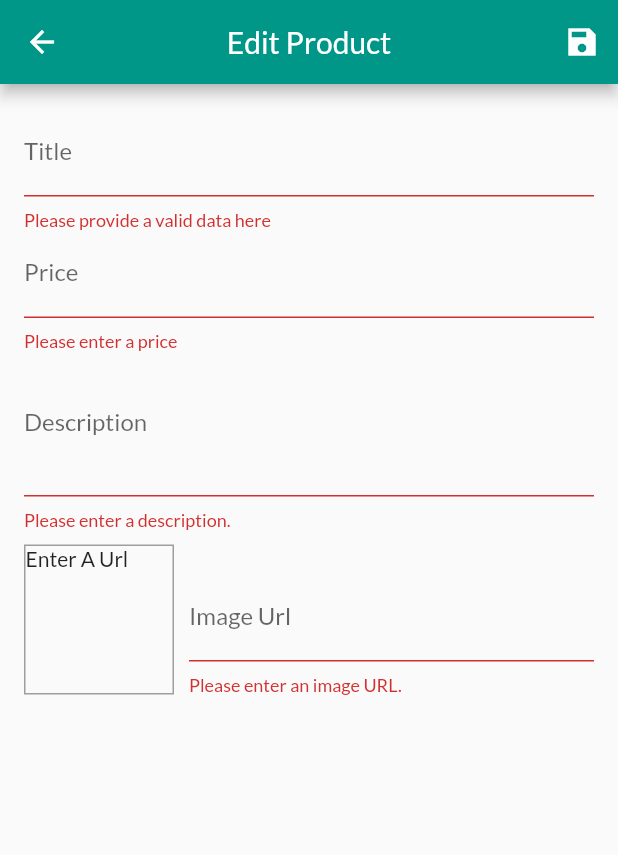
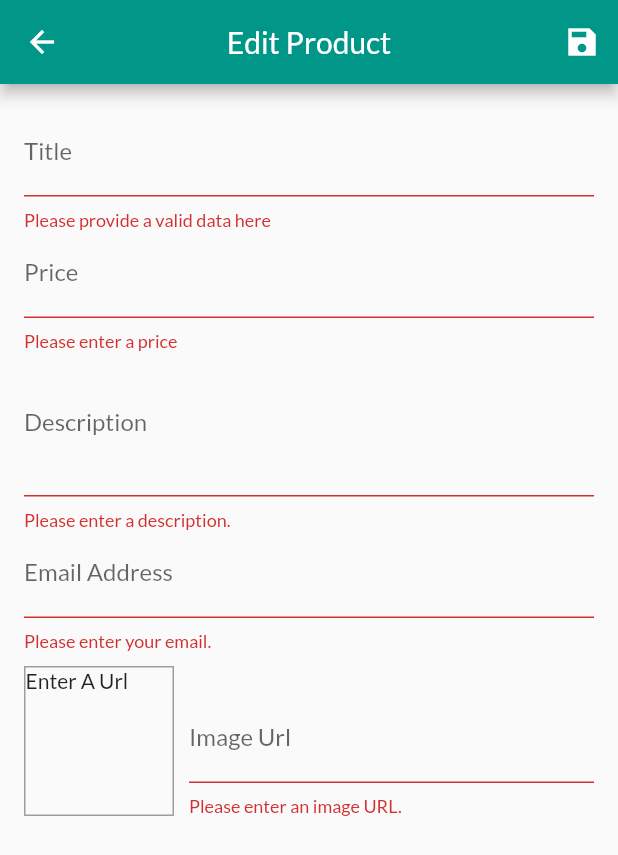
Before and after one commit to AbdelrahmanEhab20/Shop-App-With-Flutter, a Flutter app: the EditUserProductScreen screen opened by its route, after a tap on the "save" icon, on a phone screen of 412 x 824 dp. Shown: the top 855 px of the screen. Run offline on Flutter 3.47's test engine with Material 2 defaults, Android fonts, the phone set to English and light mode, and no system bars; network calls fail.

```diff
--- a/lib/main.dart
+++ b/lib/main.dart
@@ -28,6 +28,7 @@ class MyApp extends StatelessWidget {
     /******************************************************************************* */
     return MultiProvider(
       providers: [
+
         // Provider---> ProductClass Provider
         ChangeNotifierProvider(
             // crate inside it's builder method with context help
--- a/lib/providers/products_provider.dart
+++ b/lib/providers/products_provider.dart
@@ -1,4 +1,8 @@
+import 'dart:io';
+
 import 'package:flutter/material.dart';
+import 'package:http/http.dart' as http;
+import 'dart:convert';
 import 'product.dart';
 
 //A class that can be extended or mixed in that provides
@@ -8,75 +12,75 @@ import 'product.dart';
 class ProductsProvider with ChangeNotifier {
   // list not final because it will be changeable
   List<Product> _items = [
-    Product(
-      id: 'p1',
-      title: 'Red Shirt',
-      description: 'A red shirt - it is pretty red!',
-      price: 29.99,
-      imageUrl:
-          'https://cdn.pixabay.com/photo/2016/10/02/22/17/red-t-shirt-1710578_1280.jpg',
-    ),
-    Product(
-      id: 'p2',
-      title: 'Trousers',
-      description: 'A nice pair of trousers.',
-      price: 59.99,
-      imageUrl:
-          'https://upload.wikimedia.org/wikipedia/commons/thumb/e/e8/Trousers%2C_dress_%28AM_1960.022-8%29.jpg/512px-Trousers%2C_dress_%28AM_1960.022-8%29.jpg',
-    ),
-    Product(
-      id: 'p3',
-      title: 'Yellow Scarf',
-      description: 'Warm and cozy - exactly what you need for the winter.',
-      price: 19.99,
-      imageUrl:
-          'https://live.staticflickr.com/4043/4438260868_cc79b3369d_z.jpg',
-    ),
-    Product(
-      id: 'p4',
-      title: 'A Pan',
-      description: 'Prepare any meal you want.',
-      price: 49.99,
-      imageUrl:
-          'https://upload.wikimedia.org/wikipedia/commons/thumb/1/14/Cast-Iron-Pan.jpg/1024px-Cast-Iron-Pan.jpg',
-    ),
-    Product(
-      id: 'p5',
-      title: 'Taasa',
-      description: 'Prepare any meal you want.',
-      price: 80.50,
-      imageUrl:
-          'https://images-na.ssl-images-amazon.com/images/I/31jLiaqeNdL.__AC_SY300_SX300_QL70_ML2_.jpg',
-    ),
-    Product(
-      id: 'p6',
-      title: 'Taarha Safraa',
-      description: 'Warm and cozy - exactly what you need for the winter.',
-      price: 30.50,
-      imageUrl: 'https://m.media-amazon.com/images/I/31Ffs5O9sQL._AC_.jpg',
-    ),
-    Product(
-      id: 'p7',
-      title: 'Red Te-Shirt ',
-      description: 'A red shirt - it is pretty red!',
-      price: 40.50,
-      imageUrl:
-          'https://m.media-amazon.com/images/I/71b+8uvjlcL._AC_SX679_.jpg',
-    ),
-    Product(
-      id: 'p8',
-      title: 'Pantaloon',
-      description: 'A nice pair of trousers.',
-      price: 59.99,
-      imageUrl:
-          'https://m.media-amazon.com/images/I/91gNRIwB-jL._AC_SY445_.jpg',
-    ),
+    //   Product(
+    //     id: 'p1',
+    //     title: 'Red Shirt',
+    //     description: 'A red shirt - it is pretty red!',
+    //     price: 29.99,
+    //     imageUrl:
+    //         'https://cdn.pixabay.com/photo/2016/10/02/22/17/red-t-shirt-1710578_1280.jpg',
+    //   ),
+    //   Product(
+    //     id: 'p2',
+    //     title: 'Trousers',
+    //     description: 'A nice pair of trousers.',
+    //     price: 59.99,
+    //     imageUrl:
+    //         'https://upload.wikimedia.org/wikipedia/commons/thumb/e/e8/Trousers%2C_dress_%28AM_1960.022-8%29.jpg/512px-Trousers%2C_dress_%28AM_1960.022-8%29.jpg',
+    //   ),
+    //   Product(
+    //     id: 'p3',
+    //     title: 'Yellow Scarf',
+    //     description: 'Warm and cozy - exactly what you need for the winter.',
+    //     price: 19.99,
+    //     imageUrl:
+    //         'https://live.staticflickr.com/4043/4438260868_cc79b3369d_z.jpg',
+    //   ),
+    //   Product(
+    //     id: 'p4',
+    //     title: 'A Pan',
+    //     description: 'Prepare any meal you want.',
+    //     price: 49.99,
+    //     imageUrl:
+    //         'https://upload.wikimedia.org/wikipedia/commons/thumb/1/14/Cast-Iron-Pan.jpg/1024px-Cast-Iron-Pan.jpg',
+    //   ),
+    //   Product(
+    //     id: 'p5',
+    //     title: 'Taasa',
+    //     description: 'Prepare any meal you want.',
+    //     price: 80.50,
+    //     imageUrl:
+    //         'https://images-na.ssl-images-amazon.com/images/I/31jLiaqeNdL.__AC_SY300_SX300_QL70_ML2_.jpg',
+    //   ),
+    //   Product(
+    //     id: 'p6',
+    //     title: 'Taarha Safraa',
+    //     description: 'Warm and cozy - exactly what you need for the winter.',
+    //     price: 30.50,
+    //     imageUrl: 'https://m.media-amazon.com/images/I/31Ffs5O9sQL._AC_.jpg',
+    //   ),
+    //   Product(
+    //     id: 'p7',
+    //     title: 'Red Te-Shirt ',
+    //     description: 'A red shirt - it is pretty red!',
+    //     price: 40.50,
+    //     imageUrl:
+    //         'https://m.media-amazon.com/images/I/71b+8uvjlcL._AC_SX679_.jpg',
+    //   ),
+    //   Product(
+    //     id: 'p8',
+    //     title: 'Pantaloon',
+    //     description: 'A nice pair of trousers.',
+    //     price: 59.99,
+    //     imageUrl:
+    //         'https://m.media-amazon.com/images/I/91gNRIwB-jL._AC_SY445_.jpg',
+    //   ),
   ];
 
   //This VAr and The check down Will Be for
   // return a list with  only favorites
   /**************************************************************** */
-  // var _showFavorites = false;
+  //var _showFavorites = false;
   /**************************************************************** */
   //We will Pass This List With A getter return the original
   //  one to make it un Changeable at the original on it's references
@@ -98,24 +102,91 @@ class ProductsProvider with ChangeNotifier {
     return _items.firstWhere((prod) => prod.id == id);
   }
 
+  /// Fetching data for our products With API -------
+  Future<void> fetchAndSetProducts() async {
+    final urlCallServer = Uri.https(
+        'flutterproject-6bd3e-default-rtdb.firebaseio.com', '/products.json');
+    //calling Get Method
+    // Store The data back From the API
+    try {
+      final productsRespons = await http.get(urlCallServer);
+      final ExtractedData =
+          json.decode(productsRespons.body) as Map<String, dynamic>;
+      final List<Product> loadedProducts = [];
+      ExtractedData.forEach((prodID, prodData) {
+        loadedProducts.add(Product(
+          id: prodID,
+          title: prodData['title'],
+          description: prodData['description'],
+          price: prodData['price'],
+          isFavorite: prodData['isFavorite'],
+          imageUrl: prodData['imageUrl'],
+        ));
+      });
+      _items = loadedProducts;
+      notifyListeners(); // to watch the changes and tell all the widgets that interested here
+    } catch (error) {
+      throw error;
+    }
+  }
+
   //add new product
-  void addProduct(Product product) {
+  Future<void> addProduct(Product product) async {
+    // async and await instead of then and catch ------->
+    //--------------------------------------------------
+    /* Dealing with http and make requests */
+    //----------------------------------------------
+    // new version of writing the link of server in flutter
+    //(1)make a connection to the server --> FireBase .....
+    final urlCallServer = Uri.https(
+        'flutterproject-6bd3e-default-rtdb.firebaseio.com', '/products.json');
+    //-------------------------------------------------
+    try {
+      //(2) send request ---> post
+      final response = await http.post(urlCallServer,
+          body: json.encode({
+            'title': product.title,
+            'description': product.description,
+            'price': product.price,
+            'imageUrl': product.imageUrl,
+            'isFavorite': product.isFavorite,
+          }));
+
+      print(json.decode(response.body));
       final newProduct = Product(
         title: product.title,
         description: product.description,
         price: product.price,
         imageUrl: product.imageUrl,
-      id: DateTime.now().toString(),
+        // get automatic id from db
+        id: json.decode(response.body)['name'],
       );
       _items.add(newProduct);
       // _items.insert(0, newProduct); // at the start of the list
       notifyListeners();
+    } catch (error) {
+      print(error);
+      throw error;
+    }
   }
 
   /// update Product
-  void updateProduct(String id, Product newProduct) {
+  Future<void> updateProduct(String id, Product newProduct) async {
     final prodIndex = _items.indexWhere((prod) => prod.id == id);
     if (prodIndex >= 0) {
+      //(1)make a connection to the server --> FireBase .....
+      // here to target the id after calling the api with this link
+      //Id ---> id.json .........
+      final urlCallServer = Uri.https(
+          'flutterproject-6bd3e-default-rtdb.firebaseio.com',
+          '/products/${id}.json');
+      await http.patch(urlCallServer,
+          body: json.encode({
+            'title': newProduct.title,
+            'description': newProduct.description,
+            'price': newProduct.price,
+            'imageUrl': newProduct.imageUrl,
+          }));
       _items[prodIndex] = newProduct;
       notifyListeners();
     } else {
@@ -125,10 +196,24 @@ class ProductsProvider with ChangeNotifier {
 
   /// delete Product
 
-  void deleteProduct(String id) {
-    _items.removeWhere((prod) => prod.id == id);
+  Future<void> deleteProduct(String id) async {
+    //(1)make a connection to the server --> FireBase .....
+    final urlCallServer = Uri.https(
+        'flutterproject-6bd3e-default-rtdb.firebaseio.com',
+        '/products/${id}.json');
+    final existingProductIndex = _items.indexWhere((prod) => prod.id == id);
+    Product? existingProduct = _items[existingProductIndex];
+    _items.removeAt(existingProductIndex);
     notifyListeners();
+    final response = await http.delete(urlCallServer);
+    if (response.statusCode >= 400) {
+      _items.insert(existingProductIndex, existingProduct);
+      notifyListeners();
+      throw HttpException('Could not delete product.');
     }
+    existingProduct = null;
+  }
+
   // void addProduct() {
   //   // loadedItems.add(value);
   //   // To help the widgets and to that there something new happened and changed
--- a/lib/screens/edit_product_screen.dart
+++ b/lib/screens/edit_product_screen.dart
@@ -41,6 +41,7 @@ class Listener extends State<EditUserProductScreen> {
   };
   //Var FOr Check Id true ---> id from other screen
   var isInit = true;
+  var _isLoading = false;
   //Listener for imageFocusNode
 //---------------------------------------------------------
   @override
@@ -110,7 +111,10 @@ class Listener extends State<EditUserProductScreen> {
   //Submit Data Function
   //We will handle it by make a global key to control widget inside our code
   //we used it rarely
-  void _saveDataForm() {
+  //--------------
+// instead of then and catch will use async
+  //---------
+  Future<void> _saveDataForm() async {
     //validate each input --> if there is no error return
     final isValid = _formKey.currentState!.validate();
     //this will save the state of the form....
@@ -119,24 +123,48 @@ class Listener extends State<EditUserProductScreen> {
       return;
     }
     _formKey.currentState!.save();
+    setState(() {
+      _isLoading = true;
+    });
     if (editedProduct.id != '') {
-      Provider.of<ProductsProvider>(context, listen: false)
+      await Provider.of<ProductsProvider>(context, listen: false)
           .updateProduct(editedProduct.id, editedProduct);
     } else {
-      Provider.of<ProductsProvider>(context, listen: false)
+      try {
+        await Provider.of<ProductsProvider>(context, listen: false)
             .addProduct(editedProduct);
+      } catch (error) {
+        // print(error);
+        // handling error and crating a new one
+        await showDialog(
+          context: context,
+          builder: (ctx) => AlertDialog(
+            title: Text('An Error Occurred'),
+            content: Text('Something Went Wrong'),
+            actions: [
+              TextButton(
+                child: Text('OK'),
+                onPressed: (() => Navigator.of(ctx).pop()),
+              )
+            ],
+          ),
+        );
       }
-    //only called the provider of products add product
 
+// No matter this fail or success at the top
+      //  finally {
+      //   setState(() {
+      //     //for the loader
+      //     _isLoading = false;
+      //   });
+      //   Navigator.of(context).pop();
+      // }
+    }
+    setState(() {
+      //for the loader
+      _isLoading = false;
+    });
     Navigator.of(context).pop();
-    // print(' Title:' +
-    //     editedProduct.title +
-    //     '\n , description :' +
-    //     editedProduct.description +
-    //     ' \n,imageURL : ' +
-    //     editedProduct.imageUrl +
-    //     '\n , price :' +
-    //     editedProduct.price.toString());
   }
 
   //------------------------------------------------------------
@@ -154,7 +182,9 @@ class Listener extends State<EditUserProductScreen> {
         ],
       ),
       //we will use form widget that help to collect user inputs and can handle VAlidations
-      body: Padding(
+      body: _isLoading
+          ? Center(child: CircularProgressIndicator())
+          : Padding(
               padding: const EdgeInsets.all(16.0),
               child: Form(
                   //Assign the key ---> now , it can be used to interact with the state managed by this widget
@@ -170,8 +200,8 @@ class Listener extends State<EditUserProductScreen> {
                           //Enum That Help To make an action to go to the next field/input
                           textInputAction: TextInputAction.next,
                           //Here this function fired once we click next button and focus on price
-                    onFieldSubmitted: ((value) =>
-                        FocusScope.of(context).requestFocus(_priceFocusNode)),
+                          onFieldSubmitted: ((value) => FocusScope.of(context)
+                              .requestFocus(_priceFocusNode)),
                           onSaved: (value) {
                             //it's final properties so we reference to them and then assign a value to only the property we want
                             // and we can create a new class thats only submitting data and doesn't have final properties
@@ -260,6 +290,28 @@ class Listener extends State<EditUserProductScreen> {
                             return null;
                           },
                         ),
+                        //--------------------------------------------------------------------------------------
+                        //Here For Email Address to test with regex .....
+                        TextFormField(
+                          decoration:
+                              InputDecoration(labelText: 'Email Address'),
+                          textInputAction: TextInputAction.done,
+                          //emailAddress available keyboard
+                          keyboardType: TextInputType.emailAddress,
+                          validator: (value) {
+                            if (value.toString().isEmpty) {
+                              return 'Please enter your email.';
+                            }
+                            if (!RegExp(
+                                    r"^[a-zA-Z0-9.a-zA-Z0-9.!#$%&'*+-/=?^_`{|}~]+@[a-zA-Z0-9]+\.[a-zA-Z]+")
+                                .hasMatch(value.toString())) {
+                              return 'Not Valid Email , Enter Valid Email Please';
+                            }
+                            return null;
+                          },
+                        ),
+                        //--------------------------------------------------------------------------------------
+                        //--------------------------------------------------------------------------------------
                         // Here we can handle it with with device camera and package image or other handle
                         //but it will be text with type url and with image preview to show what user input
                         Row(
@@ -271,7 +323,8 @@ class Listener extends State<EditUserProductScreen> {
                               margin: EdgeInsets.only(top: 10, right: 10),
                               //BoxDecorator Will Make OverFLow ---> because it can't be with unbounded width
                               decoration: BoxDecoration(
-                            border: Border.all(width: 1, color: Colors.grey)),
+                                  border:
+                                      Border.all(width: 1, color: Colors.grey)),
                               child: _imageUrlController.text.isEmpty
                                   ? Text('Enter A Url')
                                   : FittedBox(
@@ -288,14 +341,15 @@ class Listener extends State<EditUserProductScreen> {
                             //and get what entered to show it in the container Preview
                             Expanded(
                               child: TextFormField(
-                          decoration: InputDecoration(labelText: 'Image Url'),
+                                decoration:
+                                    InputDecoration(labelText: 'Image Url'),
                                 // last input so to be sure it's done inputs data
                                 textInputAction: TextInputAction.done,
                                 keyboardType: TextInputType.url,
                                 controller: _imageUrlController,
                                 focusNode: _imageUrlFocusNode,
                                 onFieldSubmitted: (_) {
-                            _saveDataForm;
+                                  _saveDataForm();
                                 },
                                 onSaved: (value) {
                                   //it's final properties so we reference to them and then assign a value to only the property we want
--- a/pubspec.yaml
+++ b/pubspec.yaml
@@ -34,6 +34,7 @@ dependencies:
   # The following adds the Cupertino Icons font to your application.
   # Use with the CupertinoIcons class for iOS style icons.
   cupertino_icons: ^1.0.2
+  http: ^0.13.4
 
 dev_dependencies:
   flutter_test:
```
Also changed, not shown: lib/screens/products_overview_screen.dart (+44 -1 lines), lib/screens/user_products_screen.dart (+10 -1 lines), pubspec.lock. Lines whose indentation alone changed are shown as unchanged.
